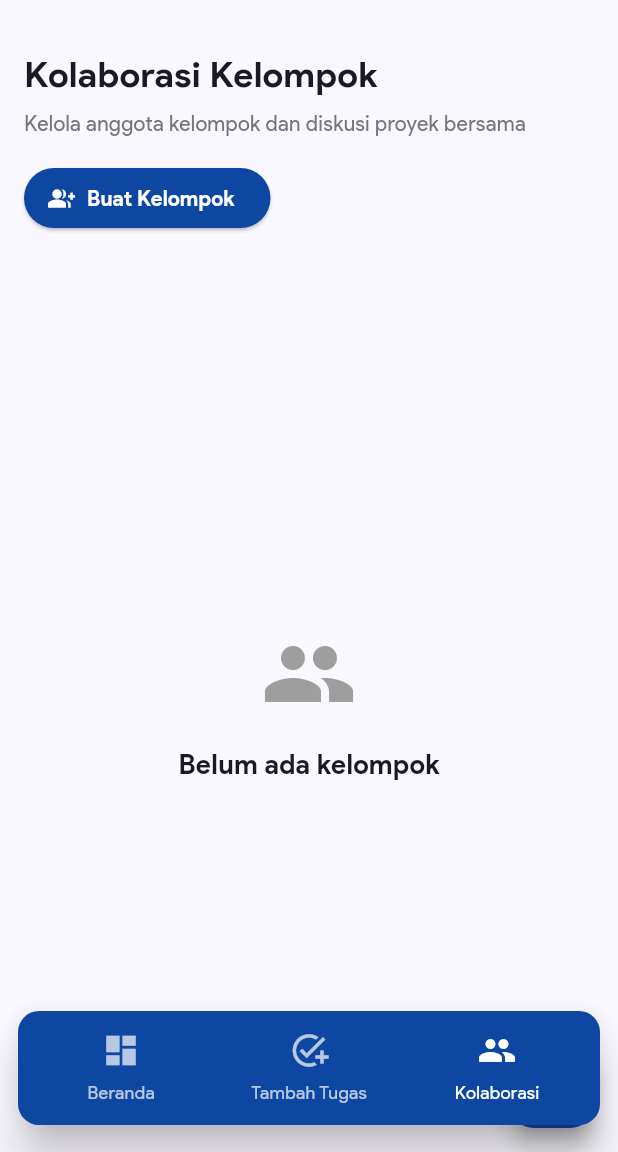
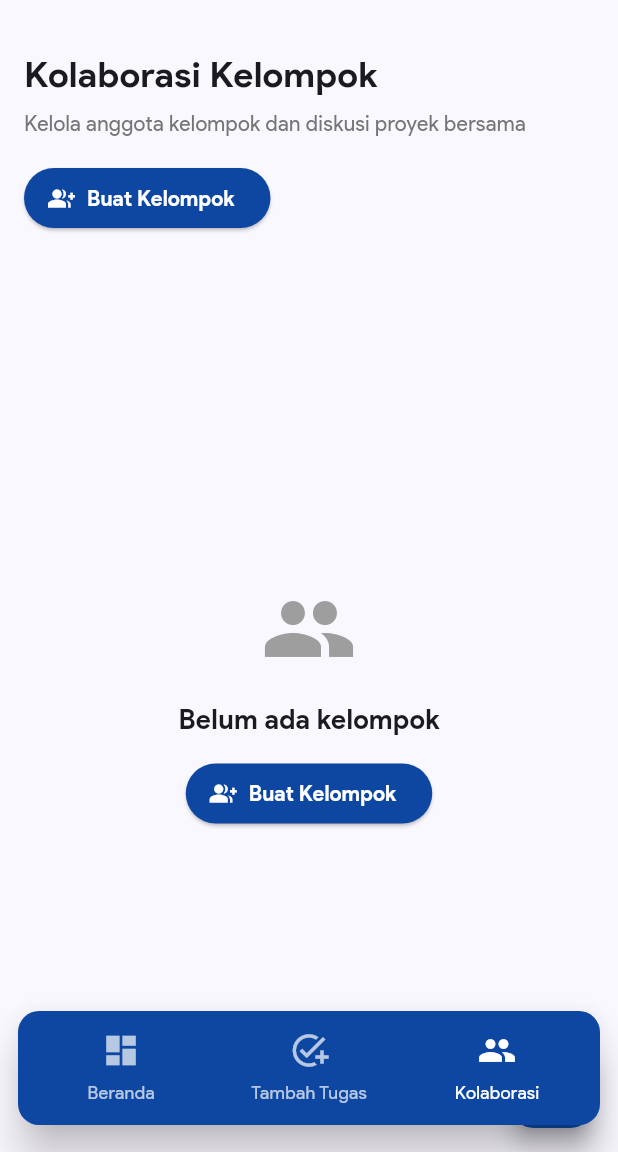
Before and after one commit to dafinsurya4-arch/manajemen_tugas, a Flutter app: the screen it shows once a user with an empty profile is signed in, item 3 of the bottom bar chosen, on a phone screen of 412 x 824 dp, the part 84-1236 px from its top. Run offline on Flutter 3.47's test engine with Material 3 defaults, Android fonts, the phone set to English and light mode, and no system bars; our stand-ins replace cloud_firestore, firebase_auth, firebase_core, syncfusion_flutter_charts; accounts and stored records are empty.

Commit message:
init commit

```diff
--- a/lib/screens/collaboration_screen.dart
+++ b/lib/screens/collaboration_screen.dart
@@ -138,6 +138,21 @@ class _CollaborationScreenState extends State<CollaborationScreen> {
                                     fontSize: 18,
                                     fontWeight: FontWeight.w600,
                                   ),
+                                ),
+                                SizedBox(height: 12),
+                                ElevatedButton.icon(
+                                  icon: Icon(Icons.group_add),
+                                  label: Text('Buat Kelompok'),
+                                  style: ElevatedButton.styleFrom(
+                                    foregroundColor: Colors.white,
+                                  ),
+                                  onPressed: () async {
+                                    await Navigator.of(context).push(
+                                      MaterialPageRoute(
+                                        builder: (_) => CreateGroupScreen(),
+                                      ),
+                                    );
+                                  },
                                 ),
                               ],
                             ),
```
Also changed, not shown: lib/screens/notification_screen.dart (+10 -7 lines).
